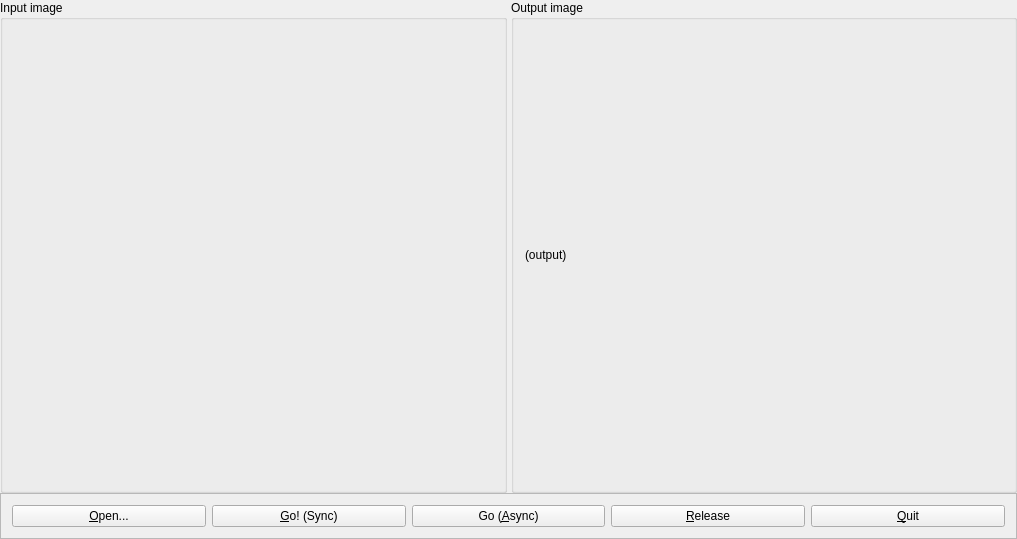
This is mainwindow.ui in topic-embedded-products/dyplo-qt-image-demo as Qt 5 draws it before an edit. The edited form follows.
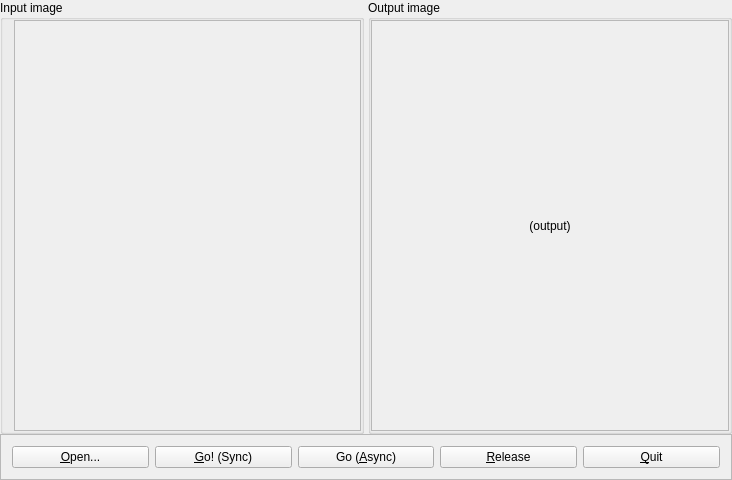
This is the edited form. Icons and pictures are not drawn.

Commit message:
Add a scrollbar to the image areas
The program misbehaved when opening images larger than the screen size.
Add scroll areas and let the user move the image around.

Patch:
```diff
--- a/mainwindow.ui
+++ b/mainwindow.ui
@@ -6,8 +6,8 @@
    <rect>
     <x>0</x>
     <y>0</y>
-    <width>1017</width>
-    <height>539</height>
+    <width>732</width>
+    <height>480</height>
    </rect>
   </property>
   <property name="windowTitle">
@@ -52,14 +52,84 @@
            <string>Input image</string>
           </property>
           <layout class="QVBoxLayout" name="verticalLayout_2">
+           <property name="spacing">
+            <number>0</number>
+           </property>
+           <property name="topMargin">
+            <number>0</number>
+           </property>
+           <property name="rightMargin">
+            <number>0</number>
+           </property>
+           <property name="bottomMargin">
+            <number>0</number>
+           </property>
            <item>
-            <widget class="QLabel" name="lblInputImage">
-             <property name="text">
-              <string/>
+            <widget class="QScrollArea" name="scrollArea">
+             <property name="verticalScrollBarPolicy">
+              <enum>Qt::ScrollBarAsNeeded</enum>
              </property>
-             <property name="pixmap">
-              <pixmap resource="resources.qrc">:/inputimage</pixmap>
+             <property name="horizontalScrollBarPolicy">
+              <enum>Qt::ScrollBarAsNeeded</enum>
              </property>
+             <property name="sizeAdjustPolicy">
+              <enum>QAbstractScrollArea::AdjustToContents</enum>
+             </property>
+             <property name="widgetResizable">
+              <bool>true</bool>
+             </property>
+             <widget class="QWidget" name="scrollAreaWidgetContents">
+              <property name="geometry">
+               <rect>
+                <x>0</x>
+                <y>0</y>
+                <width>480</width>
+                <height>389</height>
+               </rect>
+              </property>
+              <property name="sizePolicy">
+               <sizepolicy hsizetype="Preferred" vsizetype="Preferred">
+                <horstretch>0</horstretch>
+                <verstretch>0</verstretch>
+               </sizepolicy>
+              </property>
+              <layout class="QVBoxLayout" name="verticalLayout_5">
+               <property name="spacing">
+                <number>0</number>
+               </property>
+               <property name="leftMargin">
+                <number>0</number>
+               </property>
+               <property name="topMargin">
+                <number>0</number>
+               </property>
+               <property name="rightMargin">
+                <number>0</number>
+               </property>
+               <property name="bottomMargin">
+                <number>0</number>
+               </property>
+               <item>
+                <widget class="QLabel" name="lblInputImage">
+                 <property name="sizePolicy">
+                  <sizepolicy hsizetype="Minimum" vsizetype="Minimum">
+                   <horstretch>0</horstretch>
+                   <verstretch>0</verstretch>
+                  </sizepolicy>
+                 </property>
+                 <property name="text">
+                  <string/>
+                 </property>
+                 <property name="pixmap">
+                  <pixmap resource="resources.qrc">:/inputimage</pixmap>
+                 </property>
+                 <property name="alignment">
+                  <set>Qt::AlignCenter</set>
+                 </property>
+                </widget>
+               </item>
+              </layout>
+             </widget>
             </widget>
            </item>
           </layout>
@@ -71,11 +141,69 @@
            <string>Output image</string>
           </property>
           <layout class="QVBoxLayout" name="verticalLayout">
+           <property name="spacing">
+            <number>0</number>
+           </property>
+           <property name="leftMargin">
+            <number>0</number>
+           </property>
+           <property name="topMargin">
+            <number>0</number>
+           </property>
+           <property name="rightMargin">
+            <number>0</number>
+           </property>
+           <property name="bottomMargin">
+            <number>0</number>
+           </property>
            <item>
-            <widget class="QLabel" name="lblOutputImage">
-             <property name="text">
-              <string>(output)</string>
+            <widget class="QScrollArea" name="scrollArea_2">
+             <property name="widgetResizable">
+              <bool>true</bool>
              </property>
+             <widget class="QWidget" name="scrollAreaWidgetContents_2">
+              <property name="geometry">
+               <rect>
+                <x>0</x>
+                <y>0</y>
+                <width>354</width>
+                <height>403</height>
+               </rect>
+              </property>
+              <layout class="QVBoxLayout" name="verticalLayout_6">
+               <property name="spacing">
+                <number>0</number>
+               </property>
+               <property name="leftMargin">
+                <number>0</number>
+               </property>
+               <property name="topMargin">
+                <number>0</number>
+               </property>
+               <property name="rightMargin">
+                <number>0</number>
+               </property>
+               <property name="bottomMargin">
+                <number>0</number>
+               </property>
+               <item>
+                <widget class="QLabel" name="lblOutputImage">
+                 <property name="sizePolicy">
+                  <sizepolicy hsizetype="Minimum" vsizetype="Minimum">
+                   <horstretch>0</horstretch>
+                   <verstretch>0</verstretch>
+                  </sizepolicy>
+                 </property>
+                 <property name="text">
+                  <string>(output)</string>
+                 </property>
+                 <property name="alignment">
+                  <set>Qt::AlignCenter</set>
+                 </property>
+                </widget>
+               </item>
+              </layout>
+             </widget>
             </widget>
            </item>
           </layout>
```
The commit also changes 1 other file.
